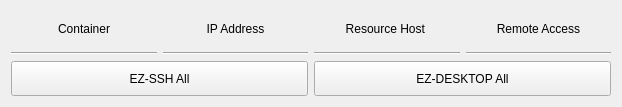
Above: hub/forms/DlgEnvironment.ui from subutai-io/control-center before the change. Below: the same form after it.
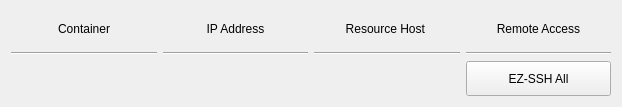
That is the form after the change.

Commit message: Desktop removed from dev

```diff
--- a/hub/forms/DlgEnvironment.ui
+++ b/hub/forms/DlgEnvironment.ui
@@ -94,7 +94,7 @@
    <item row="2" column="3">
     <layout class="QFormLayout" name="cont_remote"/>
    </item>
-   <item row="3" column="0" colspan="2">
+   <item row="3" column="3">
     <widget class="QPushButton" name="btn_ssh_all">
      <property name="maximumSize">
       <size>
@@ -102,24 +102,17 @@
        <height>10777215</height>
       </size>
      </property>
+     <property name="font">
+      <font>
+       <weight>50</weight>
+       <bold>false</bold>
+      </font>
+     </property>
      <property name="text">
       <string>EZ-SSH All</string>
      </property>
     </widget>
    </item>
-   <item row="3" column="2" colspan="2">
-    <widget class="QPushButton" name="btn_desktop_all">
-     <property name="maximumSize">
-      <size>
-       <width>16777215</width>
-       <height>10777215</height>
-      </size>
-     </property>
-     <property name="text">
-      <string>EZ-DESKTOP All</string>
-     </property>
-    </widget>
-   </item>
   </layout>
  </widget>
  <resources/>
```
The commit also changes 3 other files.
